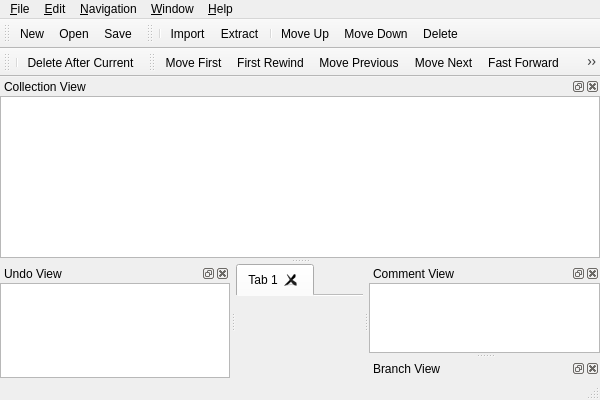
This is branches/2.0.0/mainwindow.ui in nullx002/mugo as Qt 5 draws it before an edit. The edited form follows.
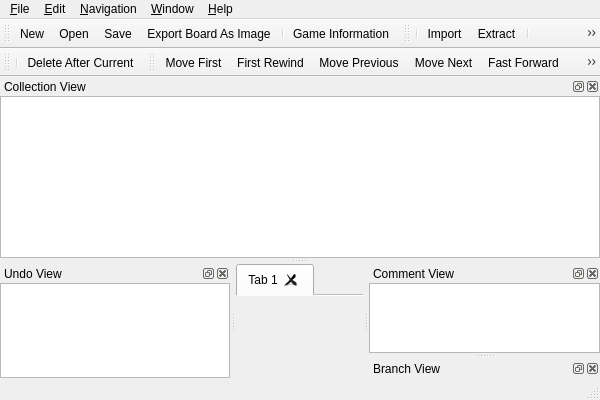
This is the edited form. Icons and pictures are not drawn.

Commit message: add tab change actions.

Patch:
```diff
--- a/branches/2.0.0/mainwindow.ui
+++ b/branches/2.0.0/mainwindow.ui
@@ -213,6 +213,9 @@
    <addaction name="actionNew"/>
    <addaction name="actionOpen"/>
    <addaction name="actionSave"/>
+   <addaction name="actionExportBoardAsImage"/>
+   <addaction name="separator"/>
+   <addaction name="actionGameInformation"/>
   </widget>
   <widget class="QToolBar" name="collectionToolBar">
    <property name="windowTitle">
@@ -726,6 +729,15 @@
     <string>Paste SGF into Collection</string>
    </property>
   </action>
+  <action name="actionGameInformation">
+   <property name="icon">
+    <iconset resource="mugo.qrc">
+     <normaloff>:/res/gameinfo.png</normaloff>:/res/gameinfo.png</iconset>
+   </property>
+   <property name="text">
+    <string>Game Information</string>
+   </property>
+  </action>
   <action name="actionDeleteAfterCurrent">
    <property name="icon">
     <iconset>
```
Left out of the diff: 59 changed lines with no effect on the pictures. The commit also changes 3 other files.
